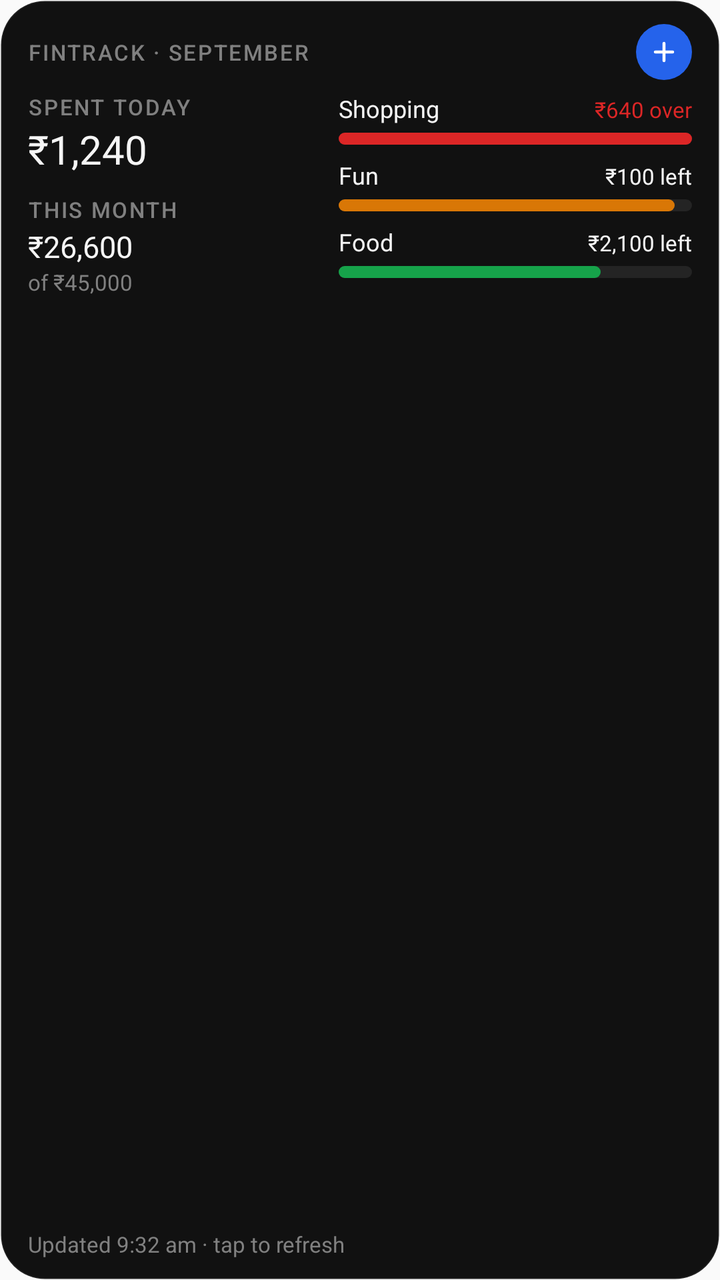
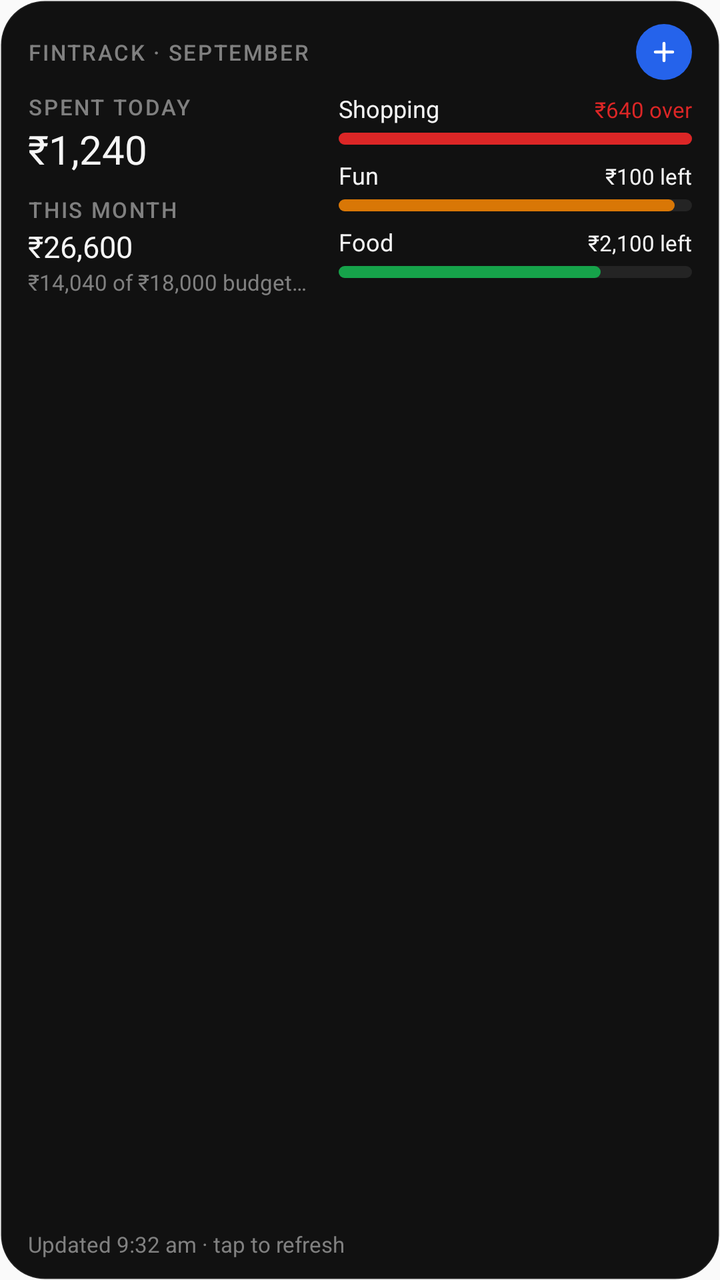

Before-and-after screenshots of an Android layout around one commit, followed by the original layout XML and the change that was made.
<!-- AndroidManifest.xml: application theme AppTheme -->
<!-- res/layout/widget_wide.xml -->
<?xml version="1.0" encoding="utf-8"?>
<LinearLayout xmlns:android="http://schemas.android.com/apk/res/android"
    android:id="@+id/widget_root"
    android:layout_width="match_parent"
    android:layout_height="match_parent"
    android:background="@drawable/widget_background"
    android:orientation="vertical"
    android:paddingStart="14dp"
    android:paddingTop="12dp"
    android:paddingEnd="14dp"
    android:paddingBottom="2dp">

    <LinearLayout
        android:layout_width="match_parent"
        android:layout_height="wrap_content"
        android:gravity="center_vertical"
        android:orientation="horizontal">

        <TextView
            android:id="@+id/widget_header"
            style="@style/WidgetLabel"
            android:layout_width="0dp"
            android:layout_height="wrap_content"
            android:layout_weight="1"
            android:text="FinTrack · September" />

        <FrameLayout
            android:id="@+id/widget_plus"
            android:layout_width="28dp"
            android:layout_height="28dp"
            android:background="@drawable/widget_plus_circle"
            android:contentDescription="@string/widget_add_transaction">

            <ImageView
                android:layout_width="16dp"
                android:layout_height="16dp"
                android:layout_gravity="center"
                android:importantForAccessibility="no"
                android:src="@drawable/ic_widget_plus" />
        </FrameLayout>
    </LinearLayout>

    <FrameLayout
        android:layout_width="match_parent"
        android:layout_height="0dp"
        android:layout_marginTop="6dp"
        android:layout_weight="1">

        <LinearLayout
            android:id="@+id/widget_content"
            android:layout_width="match_parent"
            android:layout_height="match_parent"
            android:orientation="horizontal">

            <LinearLayout
                android:layout_width="0dp"
                android:layout_height="match_parent"
                android:layout_weight="1"
                android:orientation="vertical">

                <TextView
                    style="@style/WidgetLabel"
                    android:layout_width="wrap_content"
                    android:layout_height="wrap_content"
                    android:text="@string/widget_label_spent_today" />

                <TextView
                    android:id="@+id/widget_today_amount"
                    style="@style/WidgetMono"
                    android:layout_width="match_parent"
                    android:layout_height="wrap_content"
                    android:layout_marginTop="3dp"
                    android:text="₹1,240"
                    android:textSize="20sp" />

                <TextView
                    style="@style/WidgetLabel"
                    android:layout_width="wrap_content"
                    android:layout_height="wrap_content"
                    android:layout_marginTop="10dp"
                    android:text="@string/widget_label_this_month" />

                <TextView
                    android:id="@+id/widget_month_amount"
                    style="@style/WidgetMono"
                    android:layout_width="match_parent"
                    android:layout_height="wrap_content"
                    android:layout_marginTop="3dp"
                    android:text="₹26,600"
                    android:textSize="15sp" />

                <TextView
                    android:id="@+id/widget_month_of"
                    style="@style/WidgetMeta"
                    android:layout_width="match_parent"
                    android:layout_height="wrap_content"
                    android:layout_marginTop="1dp"
                    android:text="of ₹45,000" />
            </LinearLayout>

            <LinearLayout
                android:id="@+id/widget_budgets"
                android:layout_width="0dp"
                android:layout_height="match_parent"
                android:layout_marginStart="14dp"
                android:layout_weight="1.25"
                android:orientation="vertical">

                <LinearLayout
                    android:id="@+id/widget_row_1"
                    android:layout_width="match_parent"
                    android:layout_height="wrap_content"
                    android:layout_marginBottom="7dp"
                    android:orientation="vertical">

                    <LinearLayout
                        android:layout_width="match_parent"
                        android:layout_height="wrap_content"
                        android:baselineAligned="true"
                        android:orientation="horizontal">

                        <TextView
                            android:id="@+id/widget_row_1_name"
                            style="@style/WidgetMeta"
                            android:layout_width="0dp"
                            android:layout_height="wrap_content"
                            android:layout_weight="1"
                            android:text="Shopping"
                            android:textColor="@color/widget_text"
                            android:textSize="12sp" />

                        <TextView
                            android:id="@+id/widget_row_1_amount"
                            style="@style/WidgetMono"
                            android:layout_width="wrap_content"
                            android:layout_height="wrap_content"
                            android:layout_marginStart="6dp"
                            android:text="₹640 over"
                            android:textColor="@color/widget_over"
                            android:textSize="11sp" />
                    </LinearLayout>

                    <FrameLayout
                        android:layout_width="match_parent"
                        android:layout_height="6dp"
                        android:layout_marginTop="4dp">

                        <ProgressBar
                            android:id="@+id/widget_row_1_bar_ok"
                            style="@style/WidgetBar"
                            android:progress="100"
                            android:progressDrawable="@drawable/widget_bar_ok"
                            android:visibility="gone" />

                        <ProgressBar
                            android:id="@+id/widget_row_1_bar_warn"
                            style="@style/WidgetBar"
                            android:progress="100"
                            android:progressDrawable="@drawable/widget_bar_warn"
                            android:visibility="gone" />

                        <ProgressBar
                            android:id="@+id/widget_row_1_bar_over"
                            style="@style/WidgetBar"
                            android:progress="100"
                            android:progressDrawable="@drawable/widget_bar_over"
                            android:visibility="visible" />
                    </FrameLayout>
                </LinearLayout>

                <LinearLayout
                    android:id="@+id/widget_row_2"
                    android:layout_width="match_parent"
                    android:layout_height="wrap_content"
                    android:layout_marginBottom="7dp"
                    android:orientation="vertical">

                    <LinearLayout
                        android:layout_width="match_parent"
                        android:layout_height="wrap_content"
                        android:baselineAligned="true"
                        android:orientation="horizontal">

                        <TextView
                            android:id="@+id/widget_row_2_name"
                            style="@style/WidgetMeta"
                            android:layout_width="0dp"
                            android:layout_height="wrap_content"
                            android:layout_weight="1"
                            android:text="Fun"
                            android:textColor="@color/widget_text"
                            android:textSize="12sp" />

                        <TextView
                            android:id="@+id/widget_row_2_amount"
                            style="@style/WidgetMono"
                            android:layout_width="wrap_content"
                            android:layout_height="wrap_content"
                            android:layout_marginStart="6dp"
                            android:text="₹100 left"
                            android:textSize="11sp" />
                    </LinearLayout>

                    <FrameLayout
                        android:layout_width="match_parent"
                        android:layout_height="6dp"
                        android:layout_marginTop="4dp">

                        <ProgressBar
                            android:id="@+id/widget_row_2_bar_ok"
                            style="@style/WidgetBar"
                            android:progress="95"
                            android:progressDrawable="@drawable/widget_bar_ok"
                            android:visibility="gone" />

                        <ProgressBar
                            android:id="@+id/widget_row_2_bar_warn"
                            style="@style/WidgetBar"
                            android:progress="95"
                            android:progressDrawable="@drawable/widget_bar_warn"
                            android:visibility="visible" />

                        <ProgressBar
                            android:id="@+id/widget_row_2_bar_over"
                            style="@style/WidgetBar"
                            android:progress="95"
                            android:progressDrawable="@drawable/widget_bar_over"
                            android:visibility="gone" />
                    </FrameLayout>
                </LinearLayout>

                <LinearLayout
                    android:id="@+id/widget_row_3"
                    android:layout_width="match_parent"
                    android:layout_height="wrap_content"
                    android:layout_marginBottom="7dp"
                    android:orientation="vertical">

                    <LinearLayout
                        android:layout_width="match_parent"
                        android:layout_height="wrap_content"
                        android:baselineAligned="true"
                        android:orientation="horizontal">

                        <TextView
                            android:id="@+id/widget_row_3_name"
                            style="@style/WidgetMeta"
                            android:layout_width="0dp"
                            android:layout_height="wrap_content"
                            android:layout_weight="1"
                            android:text="Food"
                            android:textColor="@color/widget_text"
                            android:textSize="12sp" />

                        <TextView
                            android:id="@+id/widget_row_3_amount"
                            style="@style/WidgetMono"
                            android:layout_width="wrap_content"
                            android:layout_height="wrap_content"
                            android:layout_marginStart="6dp"
                            android:text="₹2,100 left"
                            android:textSize="11sp" />
                    </LinearLayout>

                    <FrameLayout
                        android:layout_width="match_parent"
                        android:layout_height="6dp"
                        android:layout_marginTop="4dp">

                        <ProgressBar
                            android:id="@+id/widget_row_3_bar_ok"
                            style="@style/WidgetBar"
                            android:progress="74"
                            android:progressDrawable="@drawable/widget_bar_ok"
                            android:visibility="visible" />

                        <ProgressBar
                            android:id="@+id/widget_row_3_bar_warn"
                            style="@style/WidgetBar"
                            android:progress="74"
                            android:progressDrawable="@drawable/widget_bar_warn"
                            android:visibility="gone" />

                        <ProgressBar
                            android:id="@+id/widget_row_3_bar_over"
                            style="@style/WidgetBar"
                            android:progress="74"
                            android:progressDrawable="@drawable/widget_bar_over"
                            android:visibility="gone" />
                    </FrameLayout>
                </LinearLayout>

                <TextView
                    android:id="@+id/widget_no_budgets"
                    style="@style/WidgetMeta"
                    android:layout_width="match_parent"
                    android:layout_height="wrap_content"
                    android:maxLines="2"
                    android:text="@string/widget_no_budgets"
                    android:visibility="gone" />
            </LinearLayout>
        </LinearLayout>

        <TextView
            android:id="@+id/widget_signed_out"
            style="@style/WidgetMeta"
            android:layout_width="match_parent"
            android:layout_height="match_parent"
            android:gravity="center"
            android:maxLines="2"
            android:text="@string/widget_signed_out"
            android:textColor="@color/widget_text"
            android:textSize="13sp"
            android:visibility="gone" />
    </FrameLayout>

    
    <TextView
        android:id="@+id/widget_footer"
        style="@style/WidgetMeta"
        android:layout_width="match_parent"
        android:layout_height="32dp"
        android:gravity="center_vertical"
        android:text="Updated 9:32 am · tap to refresh"
        android:textSize="11sp" />
</LinearLayout>
<!-- resources referenced by this layout -->
<resources>
  <color name="widget_over">#FFDC2626</color>
  <color name="widget_text">#FFF5F5F5</color>
  <!-- drawable ic_widget_plus (drawable) -->
  <?xml version="1.0" encoding="utf-8"?>
  <vector xmlns:android="http://schemas.android.com/apk/res/android"
      android:width="24dp" android:height="24dp"
      android:viewportWidth="24" android:viewportHeight="24">
      <path
          android:strokeColor="@color/widget_on_accent"
          android:strokeWidth="2.25"
          android:strokeLineCap="round"
          android:pathData="M12,5.5L12,18.5M5.5,12L18.5,12" />
  </vector>
  <!-- drawable widget_background (drawable) -->
  <?xml version="1.0" encoding="utf-8"?>
  <shape xmlns:android="http://schemas.android.com/apk/res/android" android:shape="rectangle">
      <solid android:color="@color/widget_bg" />
      <corners android:radius="22dp" />
      <stroke android:width="1dp" android:color="@color/widget_border" />
  </shape>
  <!-- drawable widget_plus_circle (drawable) -->
  <?xml version="1.0" encoding="utf-8"?>
  <shape xmlns:android="http://schemas.android.com/apk/res/android" android:shape="oval">
      <solid android:color="@color/widget_accent" />
  </shape>
  <string name="widget_add_transaction">Add a transaction</string>
  <string name="widget_label_spent_today">Spent today</string>
  <string name="widget_label_this_month">This month</string>
  <string name="widget_no_budgets">No budgets this month</string>
  <string name="widget_signed_out">Open FinTrack to set up</string>
  <style name="WidgetBar" parent="android:Widget.Material.ProgressBar.Horizontal">
          <item name="android:layout_width">match_parent</item>
          <item name="android:layout_height">6dp</item>
          <item name="android:minHeight">6dp</item>
          <item name="android:maxHeight">6dp</item>
          <item name="android:max">100</item>
          <item name="android:indeterminate">false</item>
      </style>
  <style name="WidgetLabel">
          <item name="android:fontFamily">sans-serif-medium</item>
          <item name="android:textColor">@color/widget_label</item>
          <item name="android:textSize">11sp</item>
          <item name="android:textAllCaps">true</item>
          <item name="android:letterSpacing">0.08</item>
          <item name="android:maxLines">1</item>
          <item name="android:ellipsize">end</item>
      </style>
  <style name="WidgetMeta">
          <item name="android:fontFamily">sans-serif</item>
          <item name="android:textColor">@color/widget_label</item>
          <item name="android:textSize">11sp</item>
          <item name="android:maxLines">1</item>
          <item name="android:ellipsize">end</item>
      </style>
  <style name="WidgetMono">
          <item name="android:fontFamily">monospace</item>
          <item name="android:textColor">@color/widget_text</item>
          <item name="android:maxLines">1</item>
          <item name="android:includeFontPadding">false</item>
      </style>
  <style name="AppTheme" parent="Theme.AppCompat.Light.DarkActionBar">
          
          <item name="colorPrimary">@color/colorPrimary</item>
          <item name="colorPrimaryDark">@color/colorPrimaryDark</item>
          <item name="colorAccent">@color/colorAccent</item>
      </style>
  <color name="widget_on_accent">#FFFFFFFF</color>
  <color name="widget_bg">#FF111111</color>
  <color name="widget_border">#14FFFFFF</color>
  <color name="widget_track">#14FFFFFF</color>
  <color name="widget_ok">#FF16A34A</color>
  <color name="widget_warn">#FFD97706</color>
  <color name="widget_accent">#FF2563EB</color>
  <color name="widget_label">#FF808080</color>
  <!-- unchanged entries left out for length: 3 -->
</resources>

<!-- the commit's change to res/layout/widget_wide.xml (unified diff, before → after) -->
@@ -95,7 +95,7 @@
                     android:layout_width="match_parent"
                     android:layout_height="wrap_content"
                     android:layout_marginTop="1dp"
-                    android:text="of ₹45,000" />
+                    android:text="₹14,040 of ₹18,000 budgeted" />
             </LinearLayout>
 
             <LinearLayout
